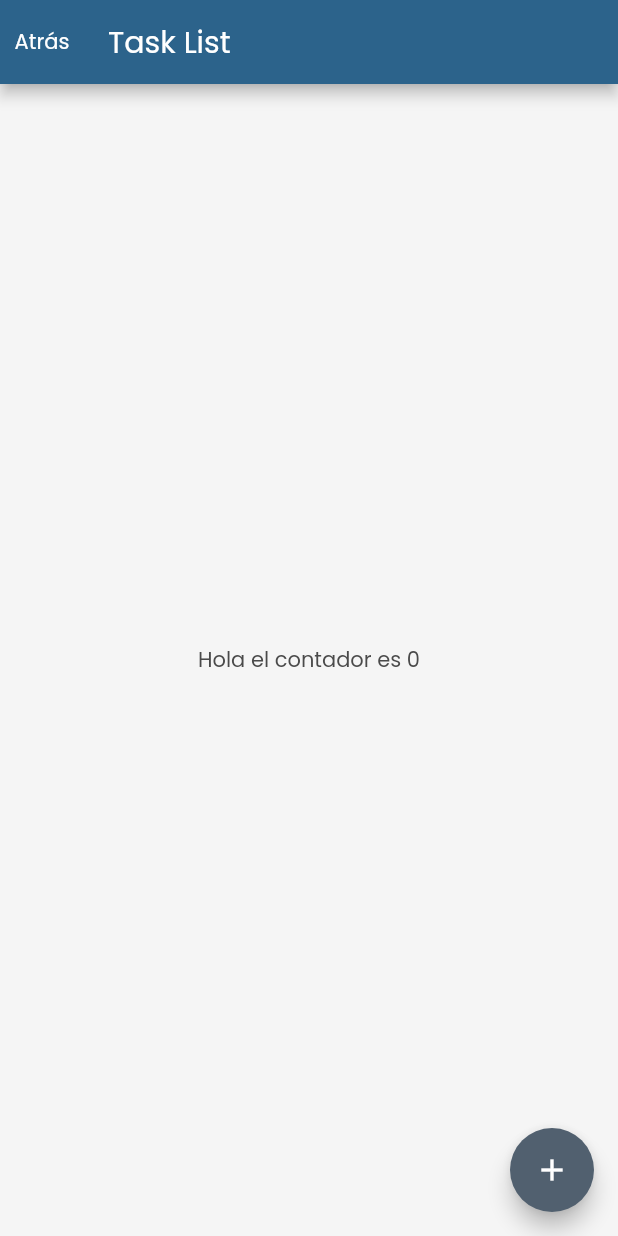
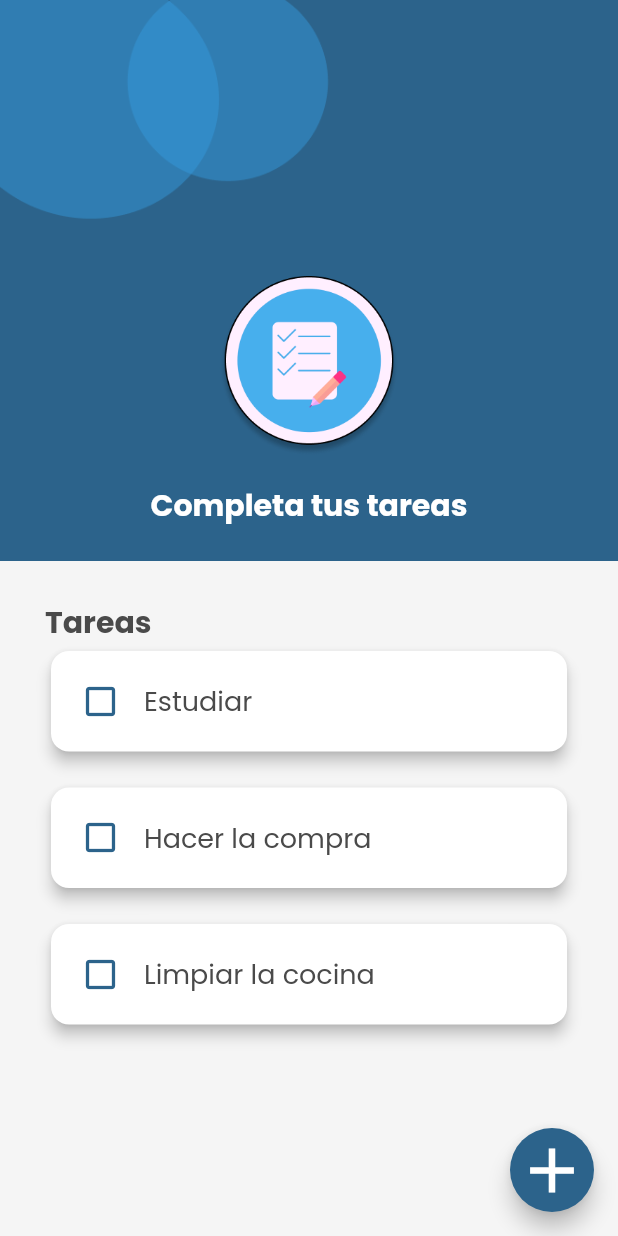
Before and after one commit to lucamc/ToDo-flutter, a Flutter app: the SplashPage screen opened directly, after a tap on an icon or button, on a phone screen of 412 x 824 dp. Run offline on Flutter 3.47's test engine with Material 2 defaults, Android fonts, the phone set to English and light mode, and no system bars.

Commit message:
Add task_list_page.dart

```diff
--- a/lib/app/app.dart
+++ b/lib/app/app.dart
@@ -1,7 +1,7 @@
 import 'package:flutter/material.dart';
-import 'package:to_do_list/app/view/home/home_page.dart';
-import 'package:to_do_list/app/view/splash/splash_page.dart';
-import 'package:to_do_list/app/view/task_list/task_list_page.dart';
+import 'package:to_do_list/app/pages/home/home_page.dart';
+import 'package:to_do_list/app/pages/splash/splash_page.dart';
+import 'package:to_do_list/app/pages/taskList/task_list_page.dart';
 
 class MyApp extends StatelessWidget {
   const MyApp({super.key});
@@ -30,7 +30,7 @@ class MyApp extends StatelessWidget {
               displayColor: textColor,
             ),
       ),
-      home: SplashPage(),
+      home: TaskListPage(),
     );
   }
 }
--- /dev/null
+++ b/lib/app/model/task.dart
@@ -0,0 +1,9 @@
+
+class Task {
+  Task(this.title, {this.done = false});
+
+  final String title;
+  bool done;
+
+
+}
--- a/lib/app/view/splash/splash_page.dart
+++ b/lib/app/pages/splash/splash_page.dart
@@ -1,12 +1,16 @@
 import 'package:flutter/material.dart';
 import 'package:flutter/rendering.dart';
-import 'package:to_do_list/app/view/components/shape.dart';
-import 'package:to_do_list/app/view/components/title-principal.dart';
-import 'package:to_do_list/app/view/task_list/task_list_page.dart';
+import 'package:to_do_list/app/pages/components/shape.dart';
+import 'package:to_do_list/app/pages/components/title-principal.dart';
+import 'package:to_do_list/app/pages/taskList/task_list_page.dart';
+import 'package:to_do_list/app/pages/components/shape.dart';
 
 class SplashPage extends StatelessWidget {
   @override
   Widget build(BuildContext context) {
+
+    final size = MediaQuery.of(context).size;
+
     return Scaffold(
       body: Column(
         children: [
@@ -15,17 +19,15 @@ class SplashPage extends StatelessWidget {
               Shape()
             ],
           ),
-          const SizedBox(
-            height: 80,
+          SizedBox( height: size.width > size.height ? 80 : 50),
+          Padding(
+            padding: const EdgeInsets.symmetric(horizontal: 80),
+            child: Image.asset(
+              'assets/images/onboarding-image.png',
+              width: double.infinity,
+            ),
           ),
-          Image.asset(
-            'assets/images/onboarding-image.png',
-            width: 180,
-            height: 168,
-          ),
-          const SizedBox(
-            height: 99,
-          ),
+          SizedBox( height: size.width > size.height ? 99 : 70,),
           const TitlePricipal(text: 'Lista de Tareas'),
 
           const SizedBox(
@@ -45,7 +47,7 @@ class SplashPage extends StatelessWidget {
                 style: Theme.of(context)
                     .textTheme
                     .bodyText2!
-                    .copyWith(fontWeight: FontWeight.w400, fontSize: 15),
+                    .copyWith(fontWeight: FontWeight.w400, fontSize: 14),
               ),
             ),
           ),
--- /dev/null
+++ b/lib/app/pages/taskList/task_list_page.dart
@@ -0,0 +1,160 @@
+import 'package:flutter/material.dart';
+import 'package:to_do_list/app/model/task.dart';
+import 'package:to_do_list/app/pages/components/shape.dart';
+import 'package:to_do_list/app/pages/components/title-principal.dart';
+
+class TaskListPage extends StatefulWidget {
+  const TaskListPage({Key? key}) : super(key: key);
+
+  @override
+  State<TaskListPage> createState() => _TaskListPageState();
+}
+
+class _TaskListPageState extends State<TaskListPage> {
+  @override
+  Widget build(BuildContext context) {
+    return Scaffold(
+      body: Column(
+        children: const [
+          _Header(),
+          Expanded(child: _TaskList()),
+        ],
+      ),
+      floatingActionButton: FloatingActionButton(
+        backgroundColor: Theme.of(context).colorScheme.primary,
+        onPressed: () {},
+        child: const Icon(
+          Icons.add,
+          size: 50,
+        ),
+      ),
+    );
+  }
+}
+
+class _Header extends StatelessWidget {
+  const _Header({
+    Key? key,
+  }) : super(key: key);
+
+  @override
+  Widget build(BuildContext context) {
+    return Column(
+      children: [
+        Container(
+          width: double.infinity,
+          color: Theme.of(context).colorScheme.primary,
+          child: Column(
+            children: [
+              Row(
+                children: [Shape()],
+              ),
+              Column(
+                children: [
+                  Image.asset(
+                    'assets/images/tasks-list-image.png',
+                    width: 120,
+                    height: 120,
+                  ),
+                  const SizedBox(
+                    height: 18,
+                  ),
+                  const Padding(
+                    padding: EdgeInsets.only(bottom: 22),
+                    child: TitlePricipal(
+                      text: 'Completa tus tareas',
+                      color: Colors.white,
+                    ),
+                  ),
+                ],
+              ),
+            ],
+          ),
+        ),
+      ],
+    );
+  }
+}
+
+class _TaskList extends StatefulWidget {
+  const _TaskList({
+    Key? key,
+  }) : super(key: key);
+
+  @override
+  State<_TaskList> createState() => _TaskListState();
+}
+
+class _TaskListState extends State<_TaskList> {
+  final taskList = <Task>[
+    Task('Estudiar'),
+    Task('Hacer la compra'),
+    Task('Limpiar la cocina'),
+  ];
+
+  @override
+  Widget build(BuildContext context) {
+    return Padding(
+      padding: const EdgeInsets.symmetric(horizontal: 30, vertical: 26),
+      child: Column(
+        crossAxisAlignment: CrossAxisAlignment.start,
+        children: [
+          const TitlePricipal(text: 'Tareas'),
+          Expanded(
+            child: ListView.separated(
+              itemCount: taskList.length,
+              separatorBuilder: (_, __) => const SizedBox(
+                height: 16,
+              ),
+              itemBuilder: (_, index) => _TaskItem(
+                taskList[index],
+                onTap: () {
+                  taskList[index].done = !taskList[index].done;
+                  setState(() {});
+                },
+              ),
+            ),
+          ),
+        ],
+      ),
+    );
+  }
+}
+
+class _TaskItem extends StatelessWidget {
+  const _TaskItem(this.task, {Key? key, this.onTap}) : super(key: key);
+
+  final Task task;
+  final VoidCallback? onTap;
+
+  @override
+  Widget build(BuildContext context) {
+    return GestureDetector(
+      onTap: onTap,
+      child: Card(
+        elevation: 4,
+        shape: RoundedRectangleBorder(
+          borderRadius: BorderRadius.circular(12),
+        ),
+        child: Padding(
+          padding: const EdgeInsets.all(20.0),
+          child: Row(
+            children: [
+              Icon(
+                task.done ? Icons.check_box_rounded : Icons.check_box_outline_blank,
+                color: Theme.of(context).colorScheme.primary, size: 26,
+              ),
+              const SizedBox(
+                width: 16,
+              ),
+              Text(
+                task.title,
+                style: TextStyle(fontSize: 18),
+              ),
+            ],
+          ),
+        ),
+      ),
+    );
+  }
+}
--- a/lib/app/view/task_list/task_list_page.dart
+++ /dev/null
@@ -1,51 +0,0 @@
-import 'package:flutter/material.dart';
-
-class TaskListPage extends StatefulWidget {
-  const TaskListPage({Key? key}) : super(key: key);
-
-  @override
-  State<TaskListPage> createState() => _TaskListPageState();
-}
-
-class _TaskListPageState extends State<TaskListPage> {
-  int count = 0;
-
-  //Method initState: Para inicializar el estado de una variable lo hacemos dentro de este méthod
-  @override
-  void initState() {
-    // TODO: implement initState
-    super.initState();
-  }
-
-  //Method dispose: Se ejecuta justo antes de eliminar la instancia de este widget
-  @override
-  void dispose() {
-    // TODO: implement dispose
-    super.dispose();
-  }
-
-  @override
-  Widget build(BuildContext context) {
-    return Scaffold(
-      appBar: AppBar(
-        title: Text('Task List'),
-        leading: GestureDetector(
-            onTap: () {
-              Navigator.of(context).pop();
-            },
-            child: Center(child: Text('Atrás'))),
-      ),
-      body: Center(
-        child: Text('Hola el contador es $count'),
-      ),
-      floatingActionButton: FloatingActionButton(
-        onPressed: () {
-          count++;
-          setState(() {});
-          ;
-        },
-        child: Icon(Icons.add),
-      ),
-    );
-  }
-}
--- a/pubspec.yaml
+++ b/pubspec.yaml
@@ -64,6 +64,7 @@ flutter:
      - assets/images/onboarding-image.png
      - assets/images/splash-1.png
      - assets/images/splash-2.png
+     - assets/images/tasks-list-image.png
 
   # An image asset can refer to one or more resolution-specific "variants", see
   # https://flutter.dev/assets-and-images/#resolution-aware
```
Also changed, not shown: assets/images/tasks-list-image.png (added), lib/app/pages/components/shape.dart (renamed from lib/app/view/components/shape.dart), lib/app/pages/components/title-principal.dart (renamed from lib/app/view/components/title-principal.dart), lib/app/pages/home/home_page.dart (renamed from lib/app/view/home/home_page.dart).
